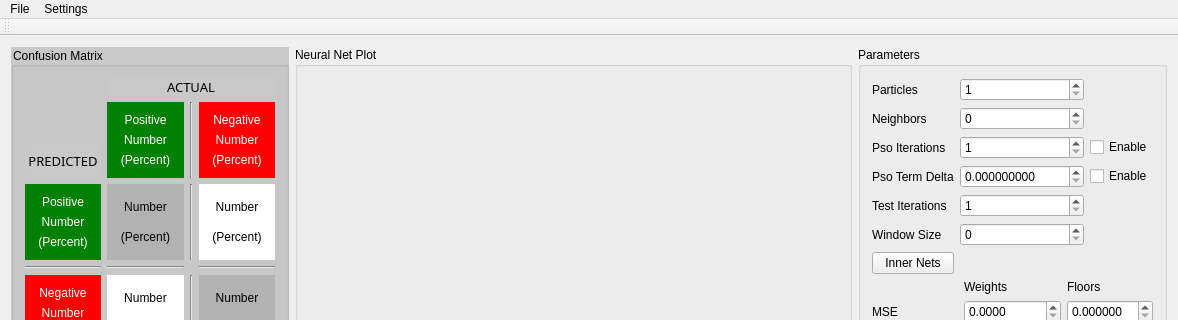
First picture: the form in frontend/mainwindow.ui, repository wboler05/pso_neural_net, before the edit; both pictures show x 0 to 1178 and y 0 to 320 of the 1178 by 795 pixel window.
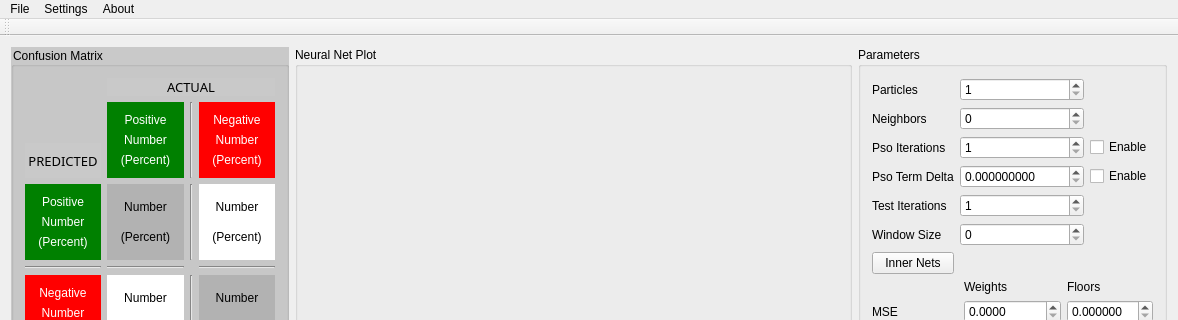
Second picture: the form after the edit. Custom widgets are drawn as their Qt base class.

Commit message: Changed activation function to logistic sigmoid.  Requires recallibration of fitness weights and floors.  Added an "About" section about confusion matrices.

Diff of the .ui file:
```diff
--- a/frontend/mainwindow.ui
+++ b/frontend/mainwindow.ui
@@ -1255,8 +1255,15 @@
     </property>
     <addaction name="actionClear_Global_Best"/>
    </widget>
+   <widget class="QMenu" name="menuAbout">
+    <property name="title">
+     <string>About</string>
+    </property>
+    <addaction name="actionConfusion_Matrix"/>
+   </widget>
    <addaction name="menuFile"/>
    <addaction name="menuSettings"/>
+   <addaction name="menuAbout"/>
   </widget>
   <widget class="QToolBar" name="mainToolBar">
    <attribute name="toolBarArea">
```
Left out of the diff: 23 changed lines with no effect on the pictures. The commit also changes 8 other files.
